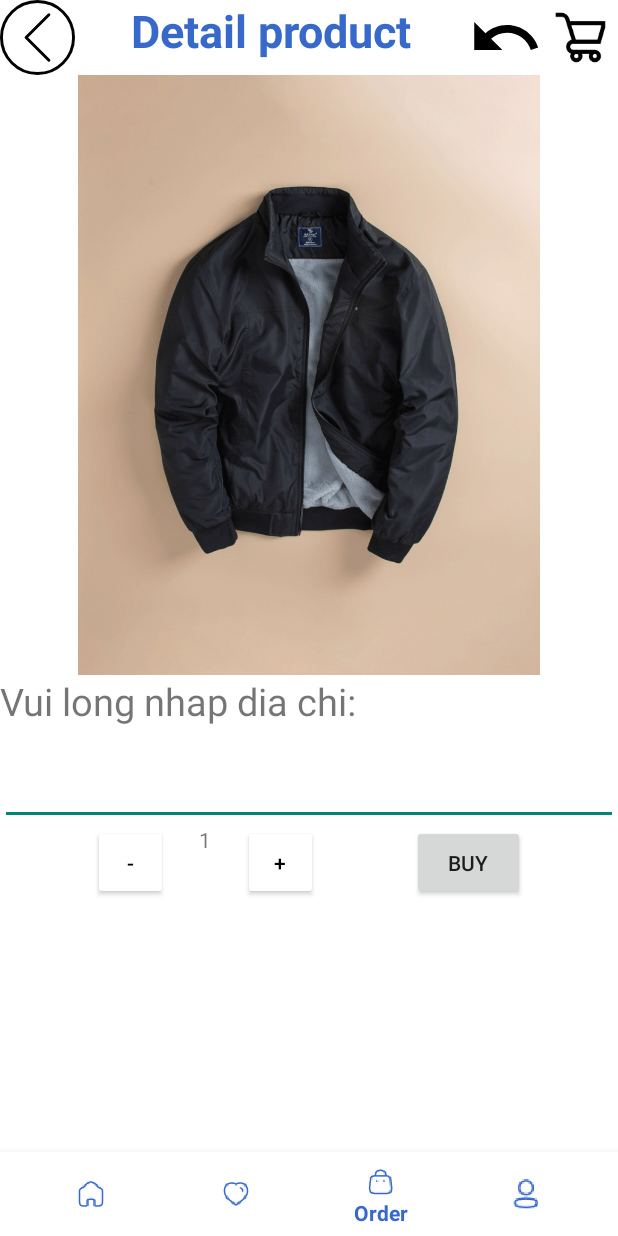
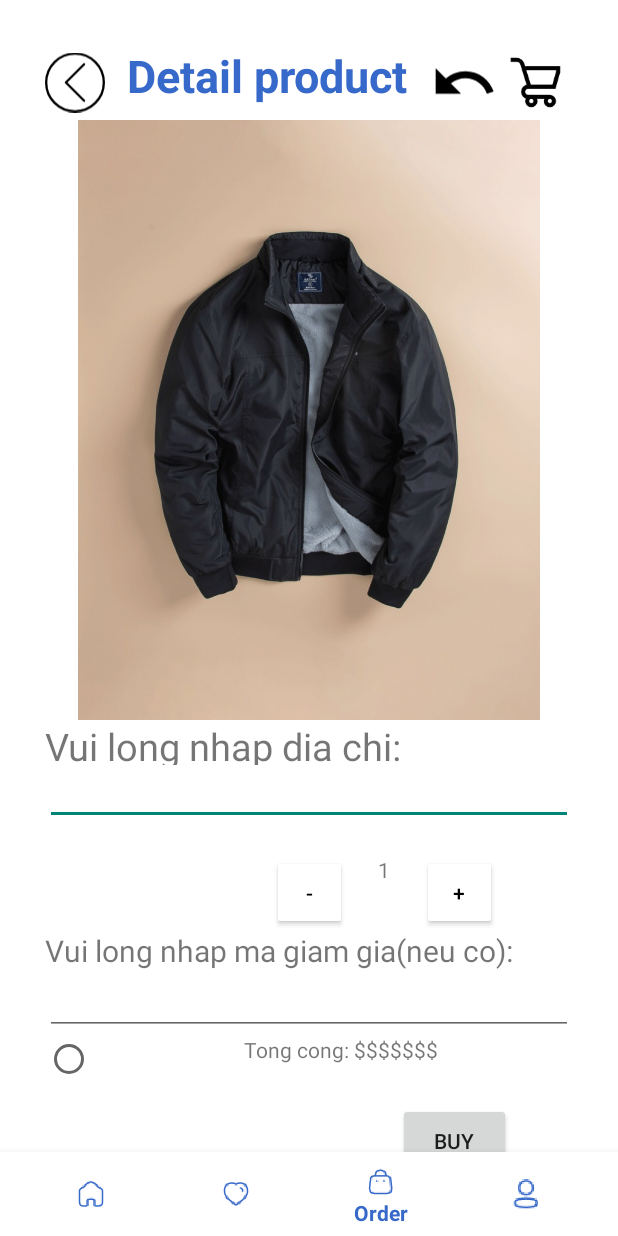
Before and after one commit to mxking267/TMTClothes, an Android app: the screen it shows after launch (MainActivity), item 3 of the bottom bar chosen, on a phone screen of 412 x 824 dp. Run offline under Robolectric (Android 15) with nearby library versions, the phone set to English and light mode, and no system bars.

Commit message:
remake fragment_order.xml and plus internet manifest

```diff
--- a/app/build.gradle
+++ b/app/build.gradle
@@ -29,6 +29,7 @@ android {
 }
 
 dependencies {
+    implementation group: 'com.fasterxml.jackson.core', name: 'jackson-databind', version: '2.14.2'
     implementation 'androidx.appcompat:appcompat:1.6.1'
     implementation 'com.google.android.material:material:1.8.0'
     implementation 'androidx.constraintlayout:constraintlayout:2.1.4'
--- a/app/src/main/AndroidManifest.xml
+++ b/app/src/main/AndroidManifest.xml
@@ -1,7 +1,8 @@
 <?xml version="1.0" encoding="utf-8"?>
 <manifest xmlns:android="http://schemas.android.com/apk/res/android"
     xmlns:tools="http://schemas.android.com/tools">
-
+    <uses-permission android:name="android.permission.INTERNET"/>
+    <uses-permission android:name="android.permission.ACCESS_NETWORK_STATE"/>
     <application
         android:allowBackup="true"
         android:dataExtractionRules="@xml/data_extraction_rules"
--- a/app/src/main/res/layout/fragment_order.xml
+++ b/app/src/main/res/layout/fragment_order.xml
@@ -4,6 +4,7 @@
     android:layout_width="match_parent"
     android:layout_height="match_parent"
     android:background="@color/white"
+    android:padding="30dp"
     tools:context="Fragments.OrderFragment">
 
     <!-- TODO: Update blank fragment layout -->
@@ -16,7 +17,7 @@
 
         <ImageView
             android:id="@+id/back"
-            android:layout_width="50dp"
+            android:layout_width="40dp"
             android:layout_height="50dp"
             android:src="@drawable/backitem" />
 
@@ -34,7 +35,7 @@
 
         <ImageView
             android:id="@+id/share_btn"
-            android:layout_width="50dp"
+            android:layout_width="45dp"
             android:layout_height="50dp"
             android:layout_toLeftOf="@id/shop_btn"
             android:src="@drawable/undo" />
@@ -58,13 +59,13 @@
     <RelativeLayout
         android:id="@+id/address"
         android:layout_width="match_parent"
-        android:layout_height="100dp"
+        android:layout_height="70dp"
         android:orientation="vertical"
         app:layout_constraintTop_toBottomOf="@id/image">
 
         <TextView
             android:layout_width="match_parent"
-            android:layout_height="40dp"
+            android:layout_height="30dp"
             android:text="Vui long nhap dia chi:"
             android:textAlignment="viewStart"
             android:textSize="25dp" />
@@ -80,10 +81,13 @@
         android:layout_width="150dp"
         android:layout_height="50dp"
         android:orientation="horizontal"
+        app:layout_constraintVertical_bias="0.225"
         app:layout_constraintHorizontal_bias="0.75"
         app:layout_constraintLeft_toLeftOf="parent"
-        app:layout_constraintRight_toLeftOf="@id/buy_btn"
-        app:layout_constraintTop_toBottomOf="@id/address">
+        app:layout_constraintRight_toRightOf="parent"
+        app:layout_constraintTop_toBottomOf="@id/address"
+        app:layout_constraintBottom_toTopOf="@id/radio_thanhtien"
+        >
 
         <Button
             android:id="@+id/dauTru"
@@ -111,16 +115,57 @@
             android:text="+"
             android:textColor="@color/black" />
     </RelativeLayout>
+    <RelativeLayout
+        android:id="@+id/coupon"
+        android:layout_width="match_parent"
+        android:layout_height="70dp"
+        android:orientation="vertical"
+        app:layout_constraintTop_toBottomOf="@id/soLuong">
+
+        <TextView
+            android:layout_width="match_parent"
+            android:layout_height="30dp"
+            android:text="Vui long nhap ma giam gia(neu co):"
+            android:textAlignment="viewStart"
+            android:textSize="20dp" />
+
+        <EditText
+            android:id="@+id/coupon_editText"
+            android:layout_width="match_parent"
+            android:layout_height="match_parent" />
+    </RelativeLayout>
+    <RelativeLayout
+        app:layout_constraintTop_toBottomOf="@id/coupon"
+        app:layout_constraintLeft_toLeftOf="parent"
+        app:layout_constraintRight_toRightOf="parent"
+        android:id="@+id/radio_thanhtien"
+        android:layout_width="match_parent"
+        android:layout_height="wrap_content">
+        <RadioButton
+            android:id="@+id/radio_btn"
+            android:layout_width="wrap_content"
+            android:layout_height="wrap_content"
+            android:paddingRight="10dp"
+            />
+        <TextView
+            android:textAlignment="center"
+            android:text="Tong cong: $$$$$$$"
+            android:layout_toRightOf="@id/radio_btn"
+            android:id="@+id/thanhTien"
+            android:layout_width="match_parent"
+            android:layout_height="45dp"
+            />
+
+    </RelativeLayout>
+
 
     <Button
+        app:layout_constraintTop_toBottomOf="@id/radio_thanhtien"
+        app:layout_constraintLeft_toLeftOf="parent"
+        app:layout_constraintRight_toRightOf="parent"
+        app:layout_constraintHorizontal_bias="0.85"
         android:id="@+id/buy_btn"
         android:layout_width="75dp"
         android:layout_height="50dp"
-        android:text="buy"
-        app:layout_constraintTop_toBottomOf="@id/address"
-        app:layout_constraintBottom_toBottomOf="parent"
-        app:layout_constraintLeft_toRightOf="@id/soLuong"
-        app:layout_constraintVertical_bias="0"
-
-        app:layout_constraintRight_toRightOf="parent" />
+        android:text="buy" />
 </androidx.constraintlayout.widget.ConstraintLayout>
--- a/build.gradle
+++ b/build.gradle
@@ -1,5 +1,6 @@
 // Top-level build file where you can add configuration options common to all sub-projects/modules.
 plugins {
+
     id 'com.android.application' version '7.4.2' apply false
     id 'com.android.library' version '7.4.2' apply false
 }
```
